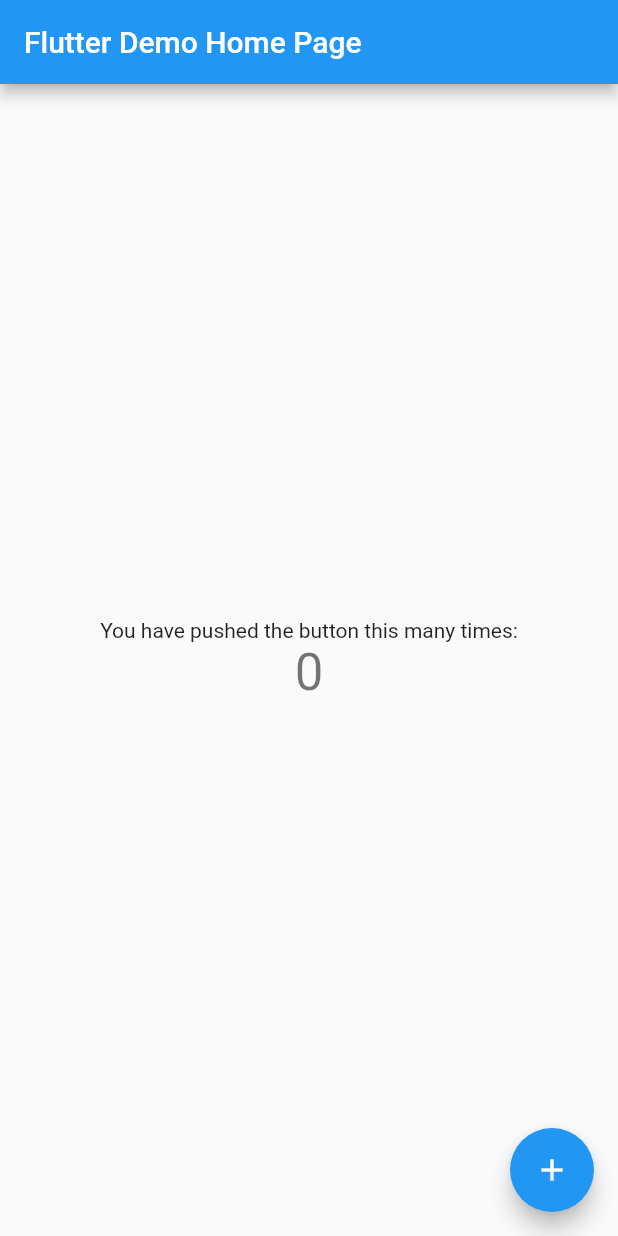
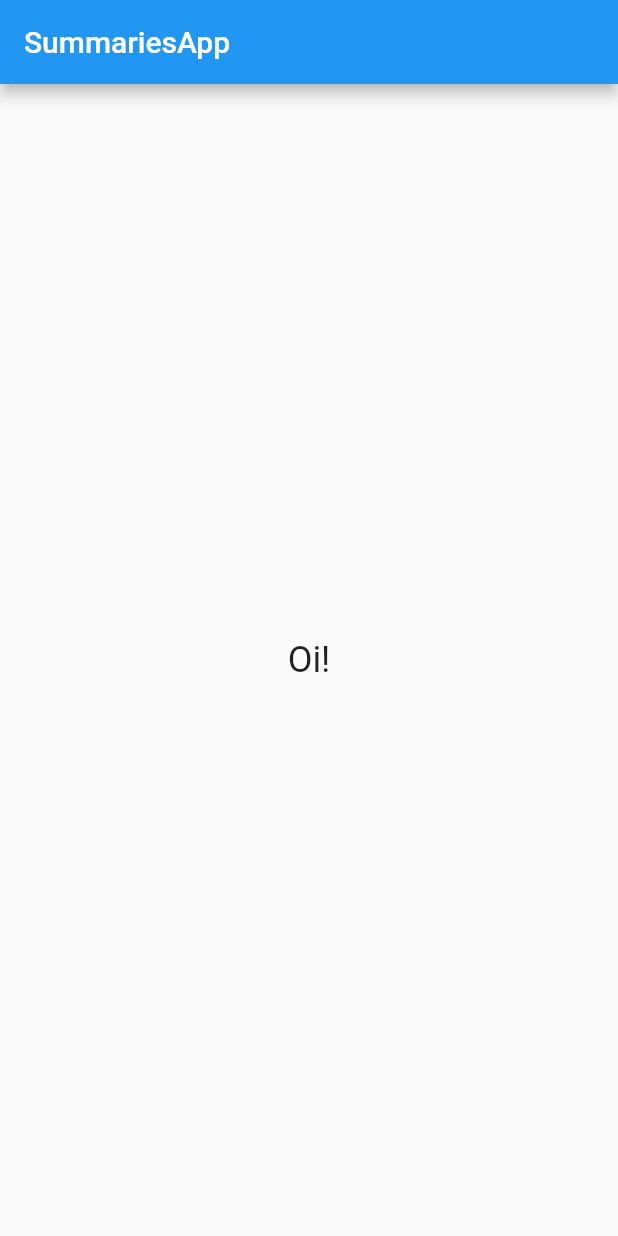
Before and after one commit to EmanuelCezardm/SummariesApp, a Flutter app: the screen it shows after launch, on a phone screen of 412 x 824 dp. Run offline on Flutter 3.47's test engine with Material 2 defaults, Android fonts, the phone set to English and light mode, and no system bars.

Commit message:
Organizing folders and cleaning up the code

```diff
--- a/lib/main.dart
+++ b/lib/main.dart
@@ -1,4 +1,5 @@
 import 'package:flutter/material.dart';
+import 'package:summaries_app/ui/screens/home_page.dart';
 
 void main() {
   runApp(const MyApp());
@@ -9,57 +10,15 @@
   @override
   Widget build(BuildContext context) {
     return MaterialApp(
-      title: 'Flutter Demo',
+      debugShowCheckedModeBanner: false,
+      title: 'Summaries App',
       theme: ThemeData(
         primarySwatch: Colors.blue,
       ),
-      home: const MyHomePage(title: 'Flutter Demo Home Page'),
+      routes: {
+        'home': (context) => const HomePage(),
+      },
+      home: const HomePage(),
     );
   }
 }
-
-class MyHomePage extends StatefulWidget {
-  const MyHomePage({Key? key, required this.title}) : super(key: key);
-  final String title;
-
-  @override
-  State<MyHomePage> createState() => _MyHomePageState();
-}
-
-class _MyHomePageState extends State<MyHomePage> {
-  int _counter = 0;
-
-  void _incrementCounter() {
-    setState(() {
-      _counter++;
-    });
-  }
-
-  @override
-  Widget build(BuildContext context) {
-    return Scaffold(
-      appBar: AppBar(
-        title: Text(widget.title),
-      ),
-      body: Center(
-        child: Column(
-          mainAxisAlignment: MainAxisAlignment.center,
-          children: <Widget>[
-            const Text(
-              'You have pushed the button this many times:',
-            ),
-            Text(
-              '$_counter',
-              style: Theme.of(context).textTheme.headline4,
-            ),
-          ],
-        ),
-      ),
-      floatingActionButton: FloatingActionButton(
-        onPressed: _incrementCounter,
-        tooltip: 'Increment',
-        child: const Icon(Icons.add),
-      ), // This trailing comma makes auto-formatting nicer for build methods.
-    );
-  }
-}
--- /dev/null
+++ b/lib/ui/screens/home_page.dart
@@ -0,0 +1,24 @@
+import 'package:flutter/cupertino.dart';
+import 'package:flutter/material.dart';
+
+class HomePage extends StatelessWidget {
+  const HomePage({Key? key}) : super(key: key);
+
+  @override
+  Widget build(BuildContext context) {
+    return SafeArea(
+        child: Scaffold(
+      appBar: AppBar(
+        title: const Text('SummariesApp'),
+      ),
+      body: const Center(
+        child: Text(
+          'Oi!',
+          style: TextStyle(
+            fontSize: 24,
+          ),
+        ),
+      ),
+    ));
+  }
+}
```
Also changed, not shown: 3 other files.
